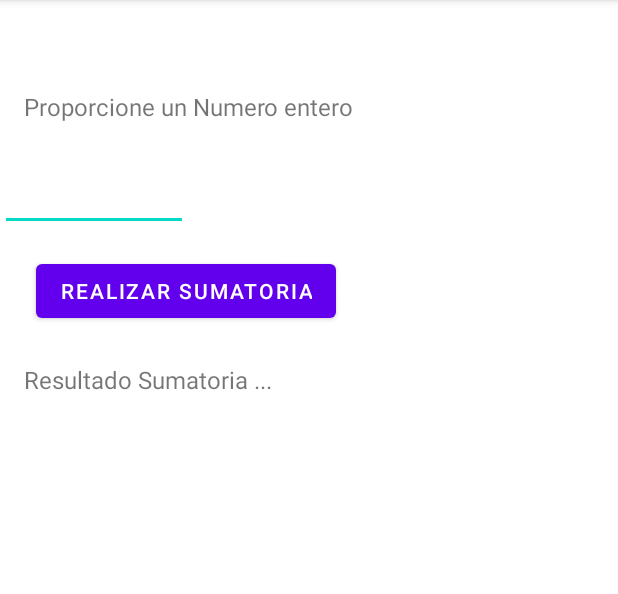
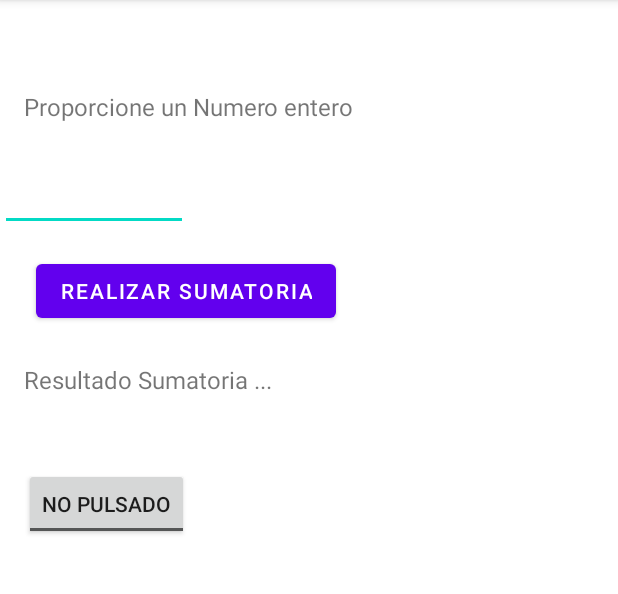
Before and after one commit to williambran/basicPracticeOne, an Android app: the screen it shows after launch (MainActivity), on a phone screen of 412 x 824 dp, the part 84-678 px from its top. Run offline under Robolectric (Android 15) with nearby library versions, the phone set to English and light mode, and no system bars.

Commit message:
Se agrego el toggle boton al projecto

```diff
--- a/app/src/main/res/layout/activity_main.xml
+++ b/app/src/main/res/layout/activity_main.xml
@@ -49,4 +49,17 @@
         app:layout_constraintTop_toBottomOf="@+id/tvtitulo"
         tools:ignore="SpeakableTextPresentCheck" />
 
+    <ToggleButton
+        android:id="@+id/toggleButton"
+        android:layout_width="wrap_content"
+        android:layout_height="wrap_content"
+        android:layout_marginStart="16dp"
+        android:layout_marginTop="48dp"
+        android:text="ToggleButton"
+        android:textOn="pulsado"
+        android:textOff="No pulsado"
+        app:layout_constraintStart_toStartOf="parent"
+        app:layout_constraintTop_toBottomOf="@+id/tv_result" />
+
+
 </androidx.constraintlayout.widget.ConstraintLayout>
```
